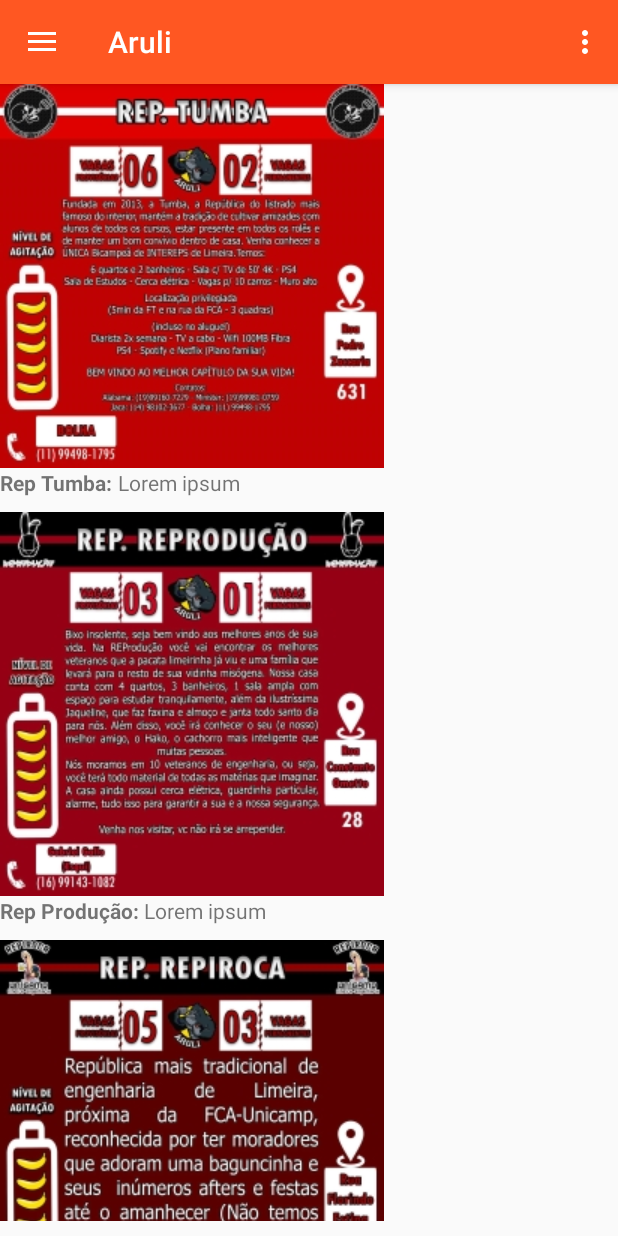
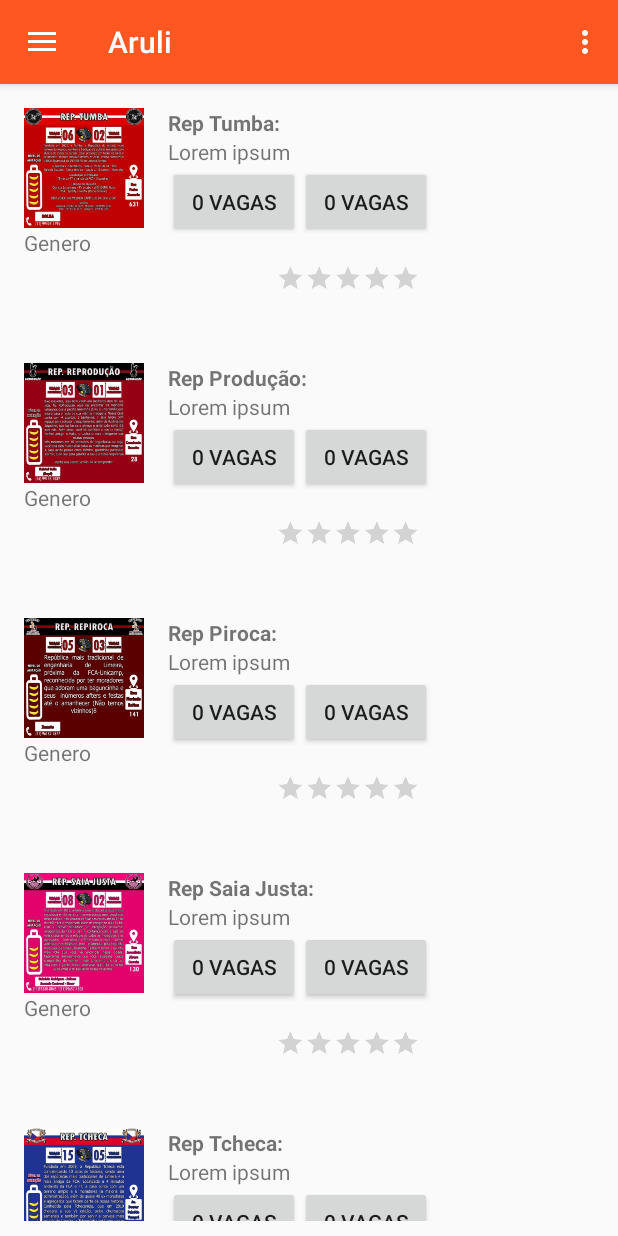
Before and after one commit to claramiranda/ARULI, an Android app: the fragment ListarepsFragment placed in its activity, on a phone screen of 412 x 824 dp. Run offline under Robolectric (Android 15) with nearby library versions, the phone set to English and light mode, and no system bars.

Commit message:
Alterações layout adapter republicas, adicionando fragmento Editar Perfil

```diff
--- a/app/src/main/java/br/unicamp/ft/c155041_g157918/myFirstAdapter.java
+++ b/app/src/main/java/br/unicamp/ft/c155041_g157918/myFirstAdapter.java
@@ -6,12 +6,10 @@ import android.view.LayoutInflater;
 import android.view.View;
 import android.view.ViewGroup;
 import android.widget.ImageView;
+import android.widget.RatingBar;
 import android.widget.TextView;
-
 import java.util.ArrayList;
 
-import br.unicamp.ft.c155041_g157918.R;
-import br.unicamp.ft.c155041_g157918.Republica;
 
 public class myFirstAdapter extends RecyclerView.Adapter {
     private ArrayList<Republica> reps;
@@ -44,12 +42,14 @@ public class myFirstAdapter extends RecyclerView.Adapter {
         private ImageView imageView;
         private TextView txtNome;
         private TextView txtBio;
+        private RatingBar level;
 
         public MyFirstViewHolder(View itemView) {
             super(itemView);
             imageView = itemView.findViewById(R.id.imgView);
-            txtNome = itemView.findViewById(R.id.txtNome);
-            txtBio = itemView.findViewById(R.id.txtBio);
+            txtNome = itemView.findViewById(R.id.txtRepNome);
+            txtBio = itemView.findViewById(R.id.txtRepBio);
+
 
         }
 
--- a/app/src/main/res/layout/adapter_layout.xml
+++ b/app/src/main/res/layout/adapter_layout.xml
@@ -1,25 +1,71 @@
 <?xml version="1.0" encoding="utf-8"?>
 <LinearLayout xmlns:android="http://schemas.android.com/apk/res/android"
-    android:orientation="vertical" android:layout_width="match_parent"
+    android:orientation="horizontal"
+    android:layout_width="match_parent"
     android:layout_height="wrap_content"
+    android:layout_marginTop="@dimen/activity_vertical_margin"
+    android:layout_marginLeft="@dimen/activity_horizontal_margin"
     android:paddingBottom="10dp">
-    <ImageView
-        android:layout_width="wrap_content"
-        android:layout_height="wrap_content"
-        android:id="@+id/imgView"/>
+
     <LinearLayout
         android:layout_width="wrap_content"
         android:layout_height="wrap_content"
-        android:orientation="horizontal">
+        android:orientation="vertical">
+
+        <ImageView
+            android:layout_width="80dp"
+            android:layout_height="80dp"
+            android:id="@+id/imgView"/>
+        <TextView
+            android:layout_width="wrap_content"
+            android:layout_height="wrap_content"
+            android:id="@+id/repGender"
+            android:text="Genero"
+            />
+    </LinearLayout>
+
+    <LinearLayout
+        android:layout_width="wrap_content"
+        android:layout_height="wrap_content"
+        android:orientation="vertical"
+        android:layout_marginLeft="@dimen/activity_horizontal_margin"
+        >
         <TextView
             android:textStyle="bold"
             android:layout_width="wrap_content"
             android:layout_height="wrap_content"
-            android:id="@+id/txtNome"/>
+            android:id="@+id/txtRepNome"/>
         <TextView
             android:layout_width="wrap_content"
             android:layout_height="wrap_content"
-            android:id="@+id/txtBio"/>
+            android:id="@+id/txtRepBio"/>
+        <LinearLayout
+            android:layout_width="wrap_content"
+            android:layout_height="wrap_content"
+            android:orientation="horizontal">
+
+            <Button
+                android:layout_width="wrap_content"
+                android:layout_height="wrap_content"
+                android:id="@+id/buttonVagas"
+                android:text="0 Vagas"
+                />
+
+            <Button
+                android:layout_width="wrap_content"
+                android:layout_height="wrap_content"
+                android:id="@+id/buttonTemporario"
+                android:text="0 Vagas"
+                />
+        </LinearLayout>
+
+        <RatingBar
+            android:layout_width="wrap_content"
+            android:layout_height="wrap_content"
+            android:id="@+id/ratebarLevel"
+            android:scaleX="0.4"
+            android:scaleY="0.4"
+            />
 </LinearLayout>
 
 </LinearLayout>
--- a/app/src/main/res/layout/fragment_cadastro.xml
+++ b/app/src/main/res/layout/fragment_cadastro.xml
@@ -3,7 +3,9 @@
     xmlns:tools="http://schemas.android.com/tools"
     android:layout_width="match_parent"
     android:layout_height="match_parent"
-    tools:context=".CadastroFragment">
+    tools:context=".CadastroFragment"
+    android:paddingTop="@dimen/activity_vertical_margin"
+    android:paddingLeft="@dimen/activity_horizontal_margin">
 
     <!-- TODO: Arrumar layout, deve ocupar toda a tela -->
 
--- a/app/src/main/res/values/strings.xml
+++ b/app/src/main/res/values/strings.xml
@@ -7,13 +7,12 @@
     <string name="nav_header_desc">Navigation header</string>
     <string name="action_settings">Settings</string>
 
-    <string name="menu_home">Principal</string>
-    <string name="menu_gallery">Cadastro</string>
-    <string name="menu_slideshow">Listar Reps</string>
-   <!-- <string name="menu_tools">Tools</string>
+    <string name="menu_home">Perfil</string>
+    <string name="menu_gallery">Aplicações</string>
+    <string name="menu_slideshow">Repúblicas</string>
+    <!-- <string name="menu_tools">Tools</string>
     <string name="menu_share">Sobre</string>
     <string name="menu_send">Fale Conosco</string>-->
-
 
 
     <string-array name="spinner_cursos">
@@ -26,4 +25,7 @@
         <item>Construção Civil</item>
     </string-array>
 
+    <!-- TODO: Remove or change this placeholder text -->
+    <string name="hello_blank_fragment">Hello blank fragment</string>
+
 </resources>
```
Also changed, not shown: app/src/main/java/br/unicamp/ft/c155041_g157918/MainActivity.java (+8 -3 lines), app/src/main/java/br/unicamp/ft/c155041_g157918/PerfilFragment.java (added, +29 -0 lines), app/src/main/java/br/unicamp/ft/c155041_g157918/Republica.java (+7 -0 lines), app/src/main/java/br/unicamp/ft/c155041_g157918/Republicas.java (+8 -8 lines), app/src/main/res/layout/fragment_perfil.xml (added, +129 -0 lines), app/src/main/res/layout/perfil_layout.xml (added, +117 -0 lines).
